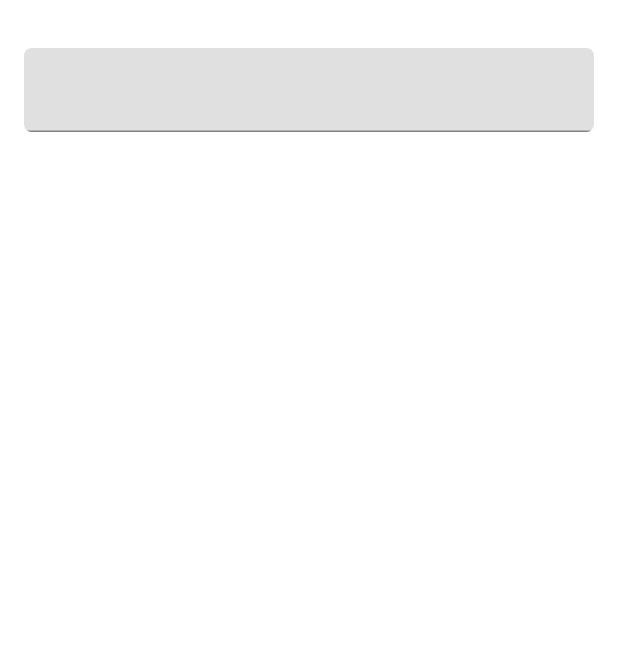
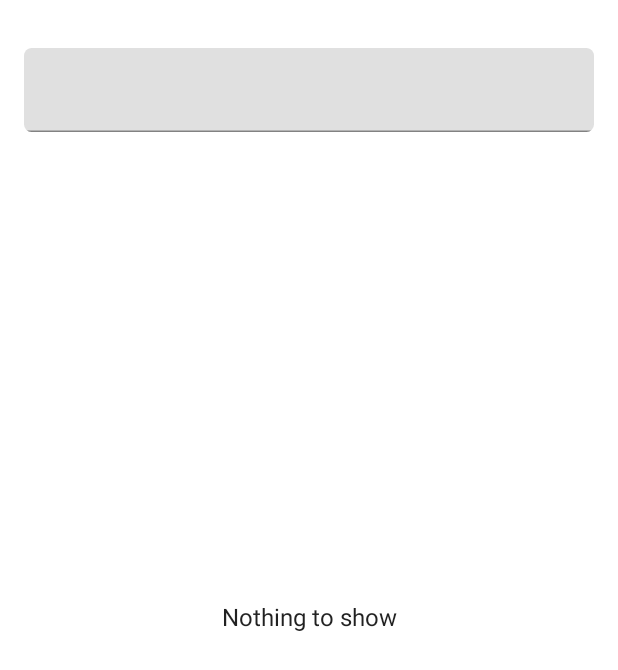
Before and after one commit to Joao360/foodplan-android, an Android app built with Jetpack Compose: the screen it shows after launch (MainActivity), on a phone screen of 412 x 824 dp. Shown: the top 670 px of the screen. Run offline under Robolectric (Android 15) with nearby library versions, the phone set to English and light mode, and no system bars; our stand-ins replace Dagger/Hilt's generated code, Timber.

Commit message:
feat: Show results for searching for a recipe

```diff
--- a/features/recipes/src/main/java/com/joaograca/recipes/presentation/search/SearchScreen.kt
+++ b/features/recipes/src/main/java/com/joaograca/recipes/presentation/search/SearchScreen.kt
@@ -1,14 +1,19 @@
 package com.joaograca.recipes.presentation.search
 
-import androidx.compose.foundation.layout.Box
-import androidx.compose.foundation.layout.fillMaxSize
-import androidx.compose.foundation.layout.fillMaxWidth
-import androidx.compose.foundation.layout.padding
+import androidx.compose.foundation.layout.*
+import androidx.compose.foundation.lazy.LazyColumn
+import androidx.compose.foundation.lazy.items
+import androidx.compose.material.CircularProgressIndicator
+import androidx.compose.material.MaterialTheme
+import androidx.compose.material.Text
 import androidx.compose.runtime.Composable
 import androidx.compose.runtime.collectAsState
+import androidx.compose.ui.Alignment
 import androidx.compose.ui.Modifier
+import androidx.compose.ui.text.style.TextAlign
 import androidx.hilt.navigation.compose.hiltViewModel
 import com.joaograca.core_ui.LocalSpacing
+import com.joaograca.recipes.presentation.search.component.RecipeListItem
 import com.joaograca.recipes.presentation.search.component.SearchTextField
 
 @Composable
@@ -18,10 +23,14 @@ fun SearchScreen(
     val state = viewModel.uiState.collectAsState().value
     val spacing = LocalSpacing.current
 
-    Box(
+    Column(
         modifier = Modifier
             .fillMaxSize()
-            .padding(horizontal = spacing.spaceMedium, vertical = spacing.spaceLarge)
+            .padding(
+                start = spacing.spaceMedium,
+                end = spacing.spaceMedium,
+                top = spacing.spaceLarge
+            )
     ) {
         SearchTextField(
             text = state.query,
@@ -29,5 +38,29 @@ fun SearchScreen(
             onSearch = viewModel::onSearch,
             modifier = Modifier.fillMaxWidth()
         )
+        Spacer(modifier = Modifier.height(spacing.spaceSmall))
+        LazyColumn(
+            modifier = Modifier
+                .fillMaxSize()
+        ) {
+            items(state.recipes) { recipe ->
+                RecipeListItem(recipe)
+            }
+        }
+    }
+    Box(
+        modifier = Modifier.fillMaxSize(),
+        contentAlignment = Alignment.Center
+    ) {
+        when {
+            state.isSearching -> CircularProgressIndicator()
+            state.recipes.isEmpty() -> {
+                Text(
+                    text = "Nothing to show", // TODO move to string resources
+                    style = MaterialTheme.typography.body1,
+                    textAlign = TextAlign.Center
+                )
+            }
+        }
     }
 }
--- a/features/recipes/src/main/java/com/joaograca/recipes/presentation/search/component/SearchTextField.kt
+++ b/features/recipes/src/main/java/com/joaograca/recipes/presentation/search/component/SearchTextField.kt
@@ -1,8 +1,10 @@
 package com.joaograca.recipes.presentation.search.component
 
+import androidx.compose.foundation.background
 import androidx.compose.foundation.shape.RoundedCornerShape
 import androidx.compose.foundation.text.KeyboardActions
 import androidx.compose.foundation.text.KeyboardOptions
+import androidx.compose.material.MaterialTheme
 import androidx.compose.material.TextField
 import androidx.compose.runtime.Composable
 import androidx.compose.ui.Modifier
@@ -30,6 +32,8 @@ fun SearchTextField(
         keyboardOptions = KeyboardOptions(
             imeAction = ImeAction.Search
         ),
-        modifier = modifier.clip(RoundedCornerShape(5.dp)),
+        modifier = modifier
+            .clip(RoundedCornerShape(5.dp))
+            .background(MaterialTheme.colors.background),
     )
 }
```
Also changed, not shown: features/recipes/src/main/java/com/joaograca/recipes/presentation/search/component/RecipeListItem.kt (added, +39 -0 lines).
